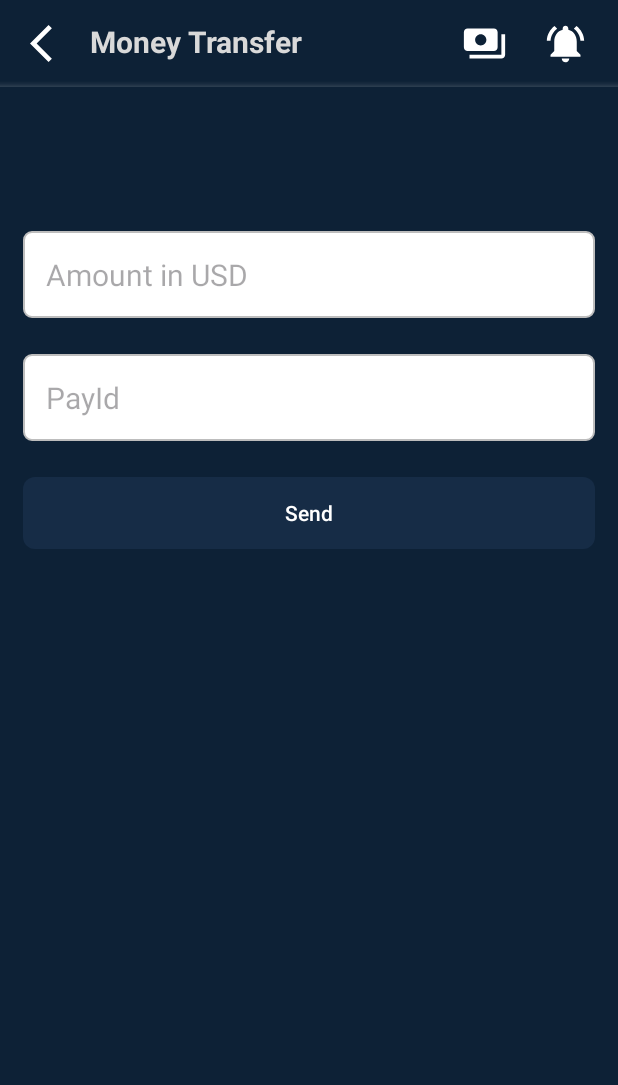
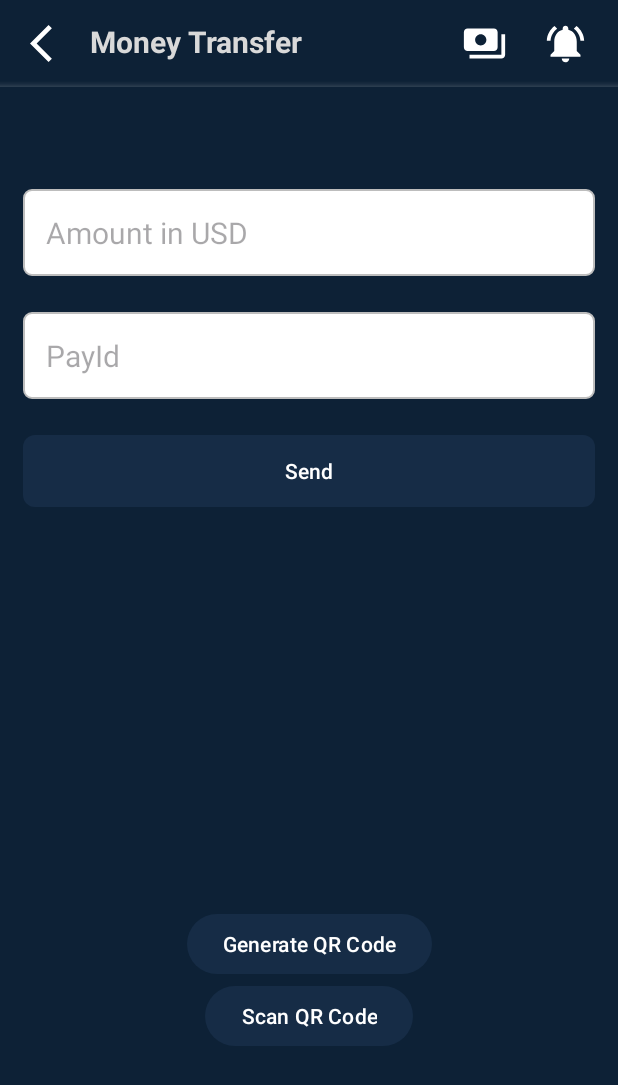
Before and after one commit to Artan0/wallet_app, an Android app: the TransactionActivity screen opened directly, with no data from a screen before it, on a phone screen of 412 x 824 dp. Shown: the top 1085 px of the screen. Run offline under Robolectric (Android 15) with nearby library versions, the phone set to English and light mode, and no system bars; our stand-ins replace Firebase (no records; nobody signed in at launch, a user with empty details on screens opened directly).

Commit message:
generating qr code for payment implemented

```diff
--- a/app/build.gradle.kts
+++ b/app/build.gradle.kts
@@ -79,5 +79,7 @@ dependencies {
     implementation("com.google.gms:google-services:4.4.1")
     implementation ("com.sun.mail:android-mail:1.6.7")
     implementation ("com.sun.mail:android-activation:1.6.7")
+    implementation ("com.google.zxing:core:3.4.0")
+    implementation ("com.journeyapps:zxing-android-embedded:3.6.0")
 
 }
--- a/app/src/main/res/layout/activity_transaction.xml
+++ b/app/src/main/res/layout/activity_transaction.xml
@@ -82,21 +82,21 @@
         app:layout_constraintBottom_toTopOf="@+id/amountEditText"
         app:layout_constraintStart_toStartOf="parent"
         app:layout_constraintTop_toBottomOf="@+id/topBar"
-        app:layout_constraintVertical_bias="0.212" />
+        app:layout_constraintVertical_bias="0.0" />
 
     <EditText
         android:id="@+id/amountEditText"
         android:layout_width="match_parent"
         android:layout_height="wrap_content"
         android:layout_marginHorizontal="15dp"
-        android:layout_marginTop="100dp"
+        android:layout_marginTop="72dp"
         android:background="@drawable/edit_text"
         android:hint="Amount in USD"
         android:inputType="numberDecimal"
         android:padding="15dp"
         android:textSize="20sp"
         app:layout_constraintEnd_toEndOf="parent"
-        app:layout_constraintHorizontal_bias="0.842"
+        app:layout_constraintHorizontal_bias="0.551"
         app:layout_constraintStart_toStartOf="parent"
         app:layout_constraintTop_toBottomOf="@id/topBar" />
 
@@ -134,13 +134,45 @@
         android:layout_width="wrap_content"
         android:layout_height="wrap_content"
         android:layout_below="@id/sendButton"
-        android:layout_marginTop="36dp"
-        android:textSize="20sp"
+        android:layout_marginTop="8dp"
         android:text=""
         android:textColor="@color/wallet_text_color"
+        android:textSize="20sp"
         app:layout_constraintEnd_toEndOf="parent"
         app:layout_constraintHorizontal_bias="0.498"
         app:layout_constraintStart_toStartOf="parent"
         app:layout_constraintTop_toBottomOf="@+id/sendButton" />
 
+    <ImageView
+        android:id="@+id/qrCodeImageView"
+        android:layout_width="200dp"
+        android:layout_height="200dp"
+        android:layout_marginTop="16dp"
+        app:layout_constraintEnd_toEndOf="parent"
+        app:layout_constraintStart_toStartOf="parent"
+        app:layout_constraintTop_toBottomOf="@+id/successTextView" />
+
+    <Button
+        android:id="@+id/generateQrCodeButton"
+        android:layout_width="wrap_content"
+        android:layout_height="wrap_content"
+        android:layout_marginTop="16dp"
+        android:onClick="onGenerateQrCodeClick"
+        android:text="Generate QR Code"
+        app:layout_constraintEnd_toEndOf="parent"
+        app:layout_constraintStart_toStartOf="parent"
+        app:layout_constraintTop_toBottomOf="@+id/qrCodeImageView" />
+
+    <Button
+        android:id="@+id/scanQrCodeButton"
+        android:layout_width="wrap_content"
+        android:layout_height="wrap_content"
+        android:onClick="onScanQrCodeClick"
+        android:text="Scan QR Code"
+        app:layout_constraintBottom_toBottomOf="parent"
+        app:layout_constraintEnd_toEndOf="parent"
+        app:layout_constraintStart_toStartOf="parent"
+        app:layout_constraintTop_toBottomOf="@+id/generateQrCodeButton"
+        app:layout_constraintVertical_bias="0.0" />
+
 </androidx.constraintlayout.widget.ConstraintLayout>
--- a/app/src/main/res/values/strings.xml
+++ b/app/src/main/res/values/strings.xml
@@ -14,5 +14,7 @@
     <string name="title_home">Home</string>
     <string name="title_dashboard">Dashboard</string>
     <string name="title_notifications">Notifications</string>
+    <string name="scan_qr_code">Scan QR Code</string>
+    <string name="generate_qr_code">Generate QR Code</string>
 
 </resources>
--- a/gradle.properties
+++ b/gradle.properties
@@ -15,6 +15,7 @@ org.gradle.jvmargs=-Xmx2048m -Dfile.encoding=UTF-8
 # Android operating system, and which are packaged with your app's APK
 # https://developer.android.com/topic/libraries/support-library/androidx-rn
 android.useAndroidX=true
+android.enableJetifier=true
 # Kotlin code style for this project: "official" or "obsolete":
 kotlin.code.style=official
 # Enables namespacing of each library's R class so that its R class includes only the
```
Also changed, not shown: app/src/main/java/com/example/wallet_app/TransactionActivity.kt (+90 -15 lines).
